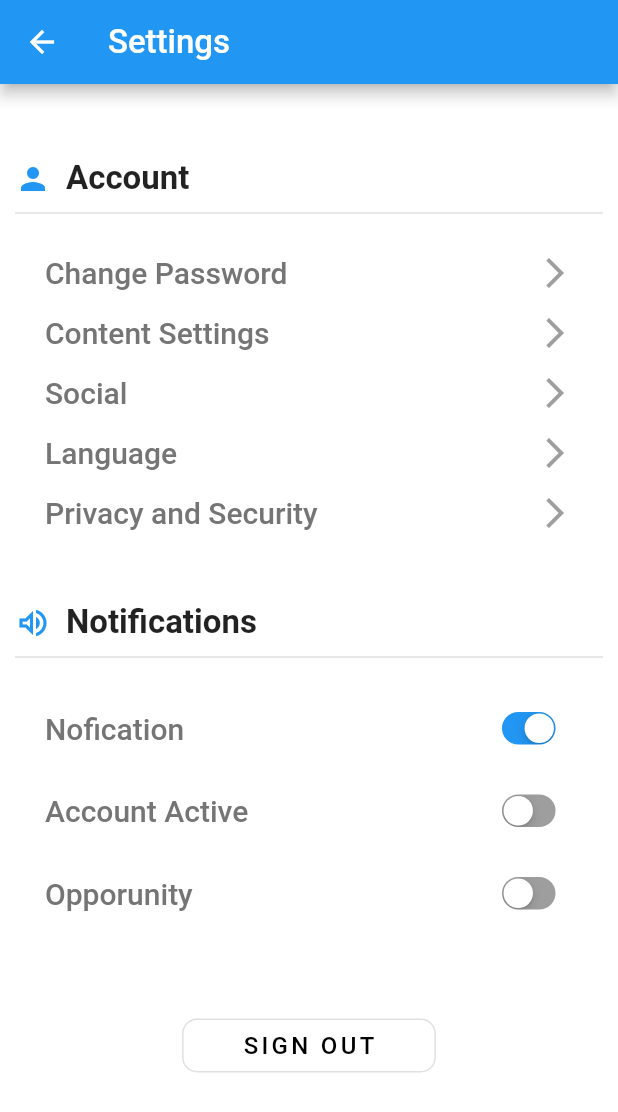
After one commit to hoangphuc06/delivery_app, a Flutter app: the SettingsPage screen opened by its route, on a phone screen of 412 x 824 dp. The commit adds this screen. Shown: the top 1112 px of the screen. Run offline on Flutter 3.47's test engine with Material 2 defaults, Android fonts, the phone set to English and light mode, and no system bars; our stand-ins replace flutter_swiper; network calls fail.

Commit message:
settings page

```diff
--- /dev/null
+++ b/delivery_app/lib/src/features/presentation/settings_page/View/settings_page.dart
@@ -0,0 +1,190 @@
+import 'package:delivery_app/src/colors/colors.dart';
+import 'package:flutter/cupertino.dart';
+import 'package:flutter/material.dart';
+
+class SettingsPage extends StatefulWidget {
+  SettingsPage({Key? key}) : super(key: key);
+
+  @override
+  _SettingsPageState createState() => _SettingsPageState();
+}
+
+class _SettingsPageState extends State<SettingsPage> {
+  bool valNotify1 = true;
+  bool valNotify2 = false;
+  bool valNotify3 = false;
+
+  onChangeFunction1(bool newValue1) {
+    setState(() {
+      valNotify1 = newValue1;
+    });
+  }
+
+  onChangeFunction2(bool newValue2) {
+    setState(() {
+      valNotify2 = newValue2;
+    });
+  }
+
+  onChangeFunction3(bool newValue3) {
+    setState(() {
+      valNotify3 = newValue3;
+    });
+  }
+
+  @override
+  Widget build(BuildContext context) {
+    return Scaffold(
+      appBar: AppBar(
+        title: const Text('Settings', style: TextStyle(fontSize: 22)),
+        leading: IconButton(
+          onPressed: () {
+            Navigator.pop(context);
+          },
+          icon: const Icon(
+            Icons.arrow_back,
+            color: Colors.white,
+          ),
+        ),
+      ),
+      body: Container(
+        padding: const EdgeInsets.all(10),
+        child: ListView(
+          children: [
+            const SizedBox(height: 40),
+            Row(children: const [
+              Icon(Icons.person, color: Colors.blue),
+              SizedBox(width: 10),
+              Text("Account",
+                  style: TextStyle(fontSize: 22, fontWeight: FontWeight.bold)),
+            ]),
+            const Divider(
+              height: 20,
+              thickness: 1,
+            ),
+            const SizedBox(
+              height: 10,
+            ),
+            buildAccountOption(context, "Change Password"),
+            buildAccountOption(context, "Content Settings"),
+            buildAccountOption(context, "Social"),
+            buildAccountOption(context, "Language"),
+            buildAccountOption(context, "Privacy and Security"),
+            const SizedBox(
+              height: 40,
+            ),
+            Row(
+              children: const [
+                Icon(Icons.volume_up_outlined, color: Colors.blue),
+                SizedBox(
+                  width: 10,
+                ),
+                Text("Notifications",
+                    style:
+                        TextStyle(fontSize: 22, fontWeight: FontWeight.bold)),
+              ],
+            ),
+            const Divider(height: 20, thickness: 1),
+            const SizedBox(
+              height: 10,
+            ),
+            buildNotificationOption(
+                "Nofication", valNotify1, onChangeFunction1),
+            buildNotificationOption(
+                "Account Active", valNotify2, onChangeFunction2),
+            buildNotificationOption(
+                "Opporunity", valNotify3, onChangeFunction3),
+            const SizedBox(
+              height: 50,
+            ),
+            Center(
+              child: OutlinedButton(
+                style: OutlinedButton.styleFrom(
+                  padding: const EdgeInsets.symmetric(horizontal: 40),
+                  shape: RoundedRectangleBorder(
+                      borderRadius: BorderRadius.circular(10)),
+                ),
+                onPressed: () {},
+                child: const Text(
+                  "SIGN OUT",
+                  style: TextStyle(
+                      fontSize: 16, letterSpacing: 2.2, color: Colors.black),
+                ),
+              ),
+            )
+          ],
+        ),
+      ),
+    );
+  }
+
+  Padding buildNotificationOption(
+      String title, bool value, Function onChangeMethod) {
+    return Padding(
+      padding: const EdgeInsets.symmetric(vertical: 8, horizontal: 20),
+      child: Row(
+        mainAxisAlignment: MainAxisAlignment.spaceBetween,
+        children: [
+          Text(
+            title,
+            style: TextStyle(
+                fontSize: 20,
+                fontWeight: FontWeight.w500,
+                color: Colors.grey[600]),
+          ),
+          Transform.scale(
+            scale: 0.7,
+            child: CupertinoSwitch(
+              activeColor: Colors.blue,
+              trackColor: Colors.grey,
+              value: value,
+              onChanged: (bool newValue) {
+                onChangeMethod(newValue);
+              },
+            ),
+          )
+        ],
+      ),
+    );
+  }
+
+  GestureDetector buildAccountOption(BuildContext context, String title) {
+    return GestureDetector(
+      onTap: () {
+        // showDialog(dynamic context = context, builder: builder) {
+        //   return AlertDialog(
+        //     title: Text(title),
+        //     content: Column(
+        //       mainAxisSize: MainAxisSize.min,
+        //       children: const [
+        //         Text("Option 1"),
+        //         Text("Option 2"),
+        //       ],
+        //     ),
+        //     actions: [
+        //       TextButton(
+        //           onPressed: () {
+        //             Navigator.of(context).pop();
+        //           },
+        //           child: const Text("Close"))
+        //     ],
+        //   );
+        // }
+      },
+      child: Padding(
+        padding: const EdgeInsets.symmetric(vertical: 8, horizontal: 20),
+        child: Row(
+          mainAxisAlignment: MainAxisAlignment.spaceBetween,
+          children: [
+            Text(title,
+                style: TextStyle(
+                    fontSize: 20,
+                    fontWeight: FontWeight.w500,
+                    color: Colors.grey[600])),
+            const Icon(Icons.arrow_forward_ios, color: Colors.grey),
+          ],
+        ),
+      ),
+    );
+  }
+}
--- a/delivery_app/lib/src/features/presentation/tabs/profile_tab.dart
+++ b/delivery_app/lib/src/features/presentation/tabs/profile_tab.dart
@@ -13,7 +13,7 @@ class ProfileTab extends StatelessWidget {
         GestureDetector(
             onTap: () => Navigator.pushNamed(context, 'profile-detail'),
             child: _header()),
-        _firstBlock()
+        _firstBlock(context)
       ],
     ));
   }
@@ -80,7 +80,7 @@ Widget _header() {
   );
 }
 
-Widget _firstBlock() {
+Widget _firstBlock(BuildContext context) {
   return Container(
     padding: EdgeInsets.all(10),
     child: Column(
@@ -124,7 +124,8 @@ Widget _firstBlock() {
           trailing: Icon(Icons.chevron_right_outlined, color: gris),
         ),
         SizedBox(height: 20),
-        ListTile(
+        GestureDetector(
+          child: ListTile(
             leading: Image(
               image: AssetImage('assets/setting.png'),
               width: 29,
@@ -132,6 +133,10 @@ Widget _firstBlock() {
             ),
             title: headerText(text: 'Settings', fontWeight: FontWeight.w400),
             trailing: Icon(Icons.chevron_right_outlined, color: gris),
+            onTap: () {
+              Navigator.pushNamed(context, 'settings');
+            },
+          ),
         ),
         ListTile(
           leading: Image(
--- a/delivery_app/lib/src/routes/routes.dart
+++ b/delivery_app/lib/src/routes/routes.dart
@@ -4,6 +4,7 @@ import 'package:delivery_app/src/features/presentation/login_page/View/login_pag
 import 'package:delivery_app/src/features/presentation/place_detail_page/View/place_detail_page.dart';
 import 'package:delivery_app/src/features/presentation/profile_detail_page/View/profile_detail_page.dart';
 import 'package:delivery_app/src/features/presentation/search_page/View/searchView.dart';
+import 'package:delivery_app/src/features/presentation/settings_page/View/settings_page.dart';
 import 'package:delivery_app/src/features/presentation/signup_page/View/signup_page.dart';
 import 'package:delivery_app/src/features/presentation/tabs/tabs_page.dart';
 import 'package:delivery_app/src/features/presentation/welcome_page/View/welcome_page.dart';
@@ -24,4 +25,5 @@ final routes = <String, WidgetBuilder>{
   'collection_detail': (BuildContext context) => CollectionDetailPage(),
   "place-detail": (BuildContext context) => PlaceDetailPage(),
   "profile-detail": (BuildContext context) => ProfileDetailPage(),
+  "settings": (BuildContext context) => SettingsPage(),
 };
```
Lines whose indentation alone changed are shown as unchanged.
